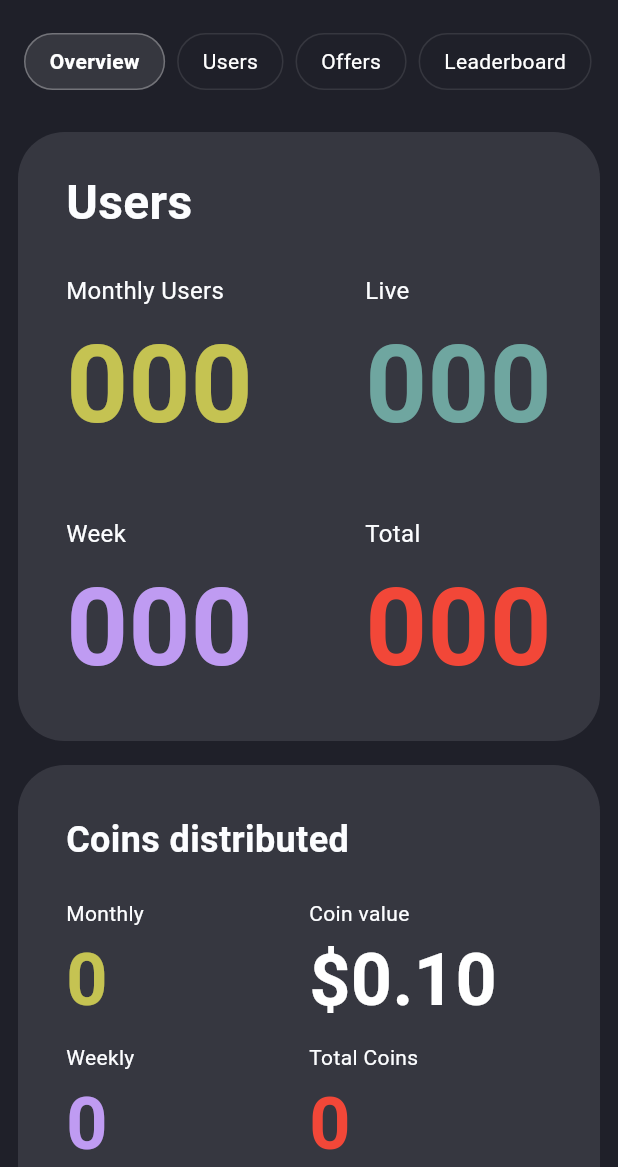
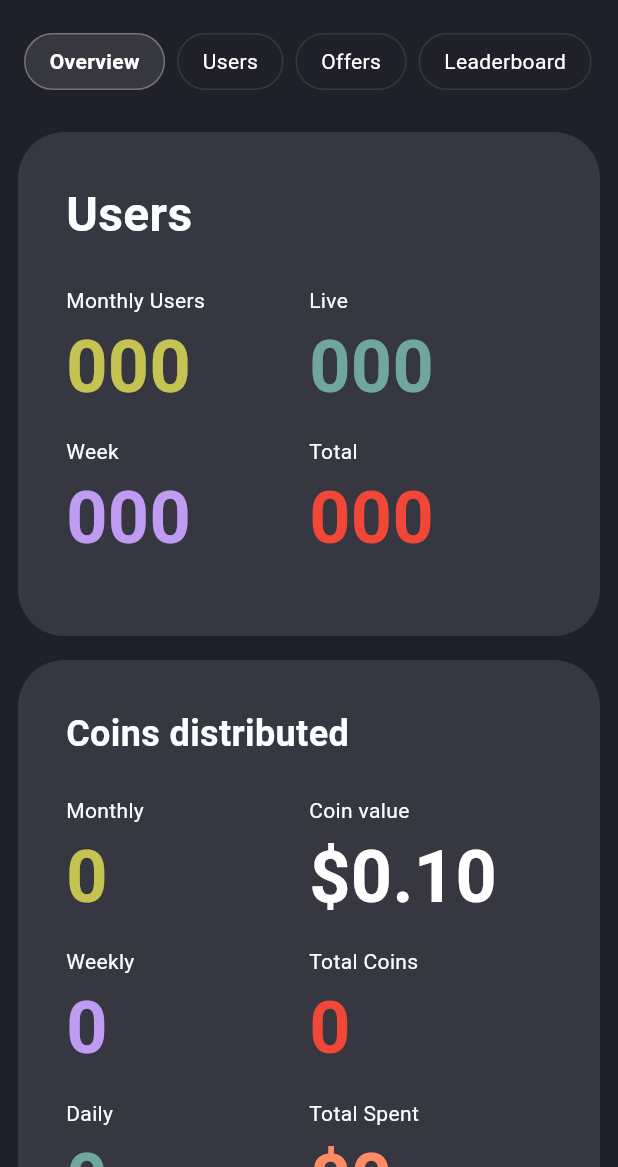
Before and after one commit to locofoStudio/locoDash, a Flutter app: the screen it shows after launch, on a phone screen of 412 x 824 dp, the part 69-1236 px from its top. Run offline on Flutter 3.47's test engine with Material 3 defaults, Android fonts, the phone set to English and light mode, and no system bars; our stand-ins replace cached_network_image, cloud_firestore, firebase_auth, firebase_core, google_fonts; missing offline and left inert: dart:html; accounts and stored records are empty; Roboto replaces fonts that are missing (Roboto Flex); project files that could hold a hidden picture were left out.

Commit message:
Improve UI spacing and consistency across widgets

```diff
--- a/lib/custom_code/widgets/venue_activity_chart_widget.dart
+++ b/lib/custom_code/widgets/venue_activity_chart_widget.dart
@@ -371,14 +371,14 @@ class _VenueActivityChartWidgetState extends State<VenueActivityChartWidget> {
         borderRadius: BorderRadius.circular(31.0),
       ),
       child: Padding(
-        padding: EdgeInsetsDirectional.fromSTEB(32.0, 33.0, 32.0, 32.0),
+        padding: EdgeInsetsDirectional.fromSTEB(32.0, 32.0, 32.0, 32.0),
         child: Column(
           mainAxisSize: MainAxisSize.min,
           crossAxisAlignment: CrossAxisAlignment.start,
           children: [
             // Title
             Padding(
-              padding: EdgeInsetsDirectional.fromSTEB(0.0, 0.0, 0.0, 22.0),
+              padding: EdgeInsetsDirectional.fromSTEB(0.0, 0.0, 0.0, 24.0),
               child: Text(
                 'Activity',
                 style: TextStyle(
--- a/lib/custom_code/widgets/venue_clients_widget.dart
+++ b/lib/custom_code/widgets/venue_clients_widget.dart
@@ -23,6 +23,7 @@ class VenueClientsWidget extends StatefulWidget {
     this.textColor = const Color(0xFFFCFDFF),
     this.sessionsColor = const Color(0xFF6FA6A0),
     this.showPreviewData = false,
+    this.onNavigateToUsersTab,
   });
 
   final String venueId;
@@ -32,6 +33,7 @@ class VenueClientsWidget extends StatefulWidget {
   final Color textColor;
   final Color sessionsColor;
   final bool showPreviewData;
+  final VoidCallback? onNavigateToUsersTab;
 
   @override
   _VenueClientsWidgetState createState() => _VenueClientsWidgetState();
@@ -275,14 +277,14 @@ class _VenueClientsWidgetState extends State<VenueClientsWidget> {
         borderRadius: BorderRadius.circular(31.0),
       ),
       child: Padding(
-        padding: EdgeInsetsDirectional.fromSTEB(32.0, 33.0, 32.0, 32.0),
+        padding: EdgeInsetsDirectional.fromSTEB(32.0, 32.0, 32.0, 32.0),
         child: Column(
           mainAxisSize: MainAxisSize.min,
           crossAxisAlignment: CrossAxisAlignment.start,
           children: [
             // Title
             Padding(
-              padding: EdgeInsetsDirectional.fromSTEB(0.0, 0.0, 0.0, 22.0),
+              padding: EdgeInsetsDirectional.fromSTEB(0.0, 0.0, 0.0, 24.0),
               child: Text(
                 'Clients',
                 style: TextStyle(
@@ -319,7 +321,7 @@ class _VenueClientsWidgetState extends State<VenueClientsWidget> {
               ],
             ),
 
-            SizedBox(height: 16),
+            SizedBox(height: 12),
 
             // Client list
             if (_isLoading)
@@ -407,7 +409,7 @@ class _VenueClientsWidgetState extends State<VenueClientsWidget> {
               ),
 
             // Fixed height spacer
-            SizedBox(height: 20),
+            SizedBox(height: 12),
 
             // Load more button
             Center(
@@ -421,14 +423,13 @@ class _VenueClientsWidgetState extends State<VenueClientsWidget> {
                 ),
                 child: TextButton(
                   onPressed: () {
-                    // Navigate to users page
-                    try {
-                      Navigator.of(context).pushNamed('UsersPageMobile');
-                    } catch (e) {
-                      print('Navigation error: $e');
-                      // Fallback option
+                    // Navigate to users tab using the callback
+                    if (widget.onNavigateToUsersTab != null) {
+                      widget.onNavigateToUsersTab!();
+                    } else {
+                      // Fallback message if callback not provided
                       ScaffoldMessenger.of(context).showSnackBar(
-                        SnackBar(content: Text('Users page coming soon')),
+                        SnackBar(content: Text('Users tab navigation not available')),
                       );
                     }
                   },
--- a/lib/custom_code/widgets/venue_coins_metrics_widget.dart
+++ b/lib/custom_code/widgets/venue_coins_metrics_widget.dart
@@ -223,14 +223,14 @@ class _VenueCoinsMetricsWidgetState extends State<VenueCoinsMetricsWidget> {
         borderRadius: BorderRadius.circular(31.0),
       ),
       child: Padding(
-        padding: EdgeInsetsDirectional.fromSTEB(32.0, 33.0, 32.0, 32.0),
+        padding: EdgeInsetsDirectional.fromSTEB(32.0, 32.0, 32.0, 32.0),
         child: Column(
           mainAxisSize: MainAxisSize.min,
           crossAxisAlignment: CrossAxisAlignment.start,
           children: [
             // Title
             Padding(
-              padding: EdgeInsetsDirectional.fromSTEB(0.0, 0.0, 0.0, 22.0),
+              padding: EdgeInsetsDirectional.fromSTEB(0.0, 0.0, 0.0, 24.0),
               child: Text(
                 'Coins distributed',
                 style: TextStyle(
@@ -314,13 +314,13 @@ class _VenueCoinsMetricsWidgetState extends State<VenueCoinsMetricsWidget> {
   Widget _buildMetricSection(String label, String value, Color valueColor) {
     if (_isLoading) {
       return Padding(
-        padding: EdgeInsetsDirectional.fromSTEB(0.0, 0.0, 0.0, 7.0),
+        padding: EdgeInsetsDirectional.fromSTEB(0.0, 0.0, 0.0, 12.0),
         child: Center(child: CircularProgressIndicator()),
       );
     }
 
     return Padding(
-      padding: EdgeInsetsDirectional.fromSTEB(0.0, 0.0, 0.0, 7.0),
+      padding: EdgeInsetsDirectional.fromSTEB(0.0, 0.0, 0.0, 12.0),
       child: Column(
         mainAxisSize: MainAxisSize.min,
         crossAxisAlignment: CrossAxisAlignment.start,
--- a/lib/custom_code/widgets/venue_stats_widget.dart
+++ b/lib/custom_code/widgets/venue_stats_widget.dart
@@ -196,14 +196,14 @@ class _VenueStatsWidgetState extends State<VenueStatsWidget> {
         borderRadius: BorderRadius.circular(31.0),
       ),
       child: Padding(
-        padding: EdgeInsetsDirectional.fromSTEB(32.0, 33.0, 32.0, 32.0),
+        padding: EdgeInsetsDirectional.fromSTEB(32.0, 32.0, 32.0, 32.0),
         child: Column(
           mainAxisSize: MainAxisSize.min,
           crossAxisAlignment: CrossAxisAlignment.start,
           children: [
             // Title
             Padding(
-              padding: EdgeInsetsDirectional.fromSTEB(0.0, 0.0, 0.0, 22.0),
+              padding: EdgeInsetsDirectional.fromSTEB(0.0, 0.0, 0.0, 24.0),
               child: Text(
                 'Venue Stats',
                 style: TextStyle(
@@ -222,11 +222,11 @@ class _VenueStatsWidgetState extends State<VenueStatsWidget> {
               Column(
                 children: [
                   _buildStatRow('Total Sessions', _metricsData['totalSessions'].toString()),
-                  SizedBox(height: 20),
+                  SizedBox(height: 12),
                   _buildStatRow('Total Coins', _metricsData['totalCoins'].toString()),
-                  SizedBox(height: 20),
+                  SizedBox(height: 12),
                   _buildStatRow('Avg. High Score', _metricsData['avgHighScore'].toString()),
-                  SizedBox(height: 20),
+                  SizedBox(height: 12),
                   _buildStatRow('Unique Players', _metricsData['uniquePlayers'].toString()),
                 ],
               ),
--- a/lib/custom_code/widgets/venue_user_metrics_widget.dart
+++ b/lib/custom_code/widgets/venue_user_metrics_widget.dart
@@ -192,7 +192,7 @@ class _VenueUserMetricsWidgetState extends State<VenueUserMetricsWidget> {
         borderRadius: BorderRadius.circular(31.0),
       ),
       child: Padding(
-        padding: EdgeInsetsDirectional.fromSTEB(32.0, 24.0, 32.0, 24.0),
+        padding: EdgeInsetsDirectional.fromSTEB(32.0, 32.0, 32.0, 32.0),
         child: Column(
           mainAxisSize: MainAxisSize.min,
           crossAxisAlignment: CrossAxisAlignment.start,
@@ -211,121 +211,52 @@ class _VenueUserMetricsWidgetState extends State<VenueUserMetricsWidget> {
               ),
             ),
 
-            // 2x2 Grid layout for metrics
+            // Two-column layout for metrics
             Row(
-              mainAxisAlignment: MainAxisAlignment.spaceBetween,
               crossAxisAlignment: CrossAxisAlignment.start,
               children: [
-                // Left column (Monthly and Week)
-                Column(
+                // Left column
+                Expanded(
+                  child: Column(
                     crossAxisAlignment: CrossAxisAlignment.start,
                     children: [
-                    // Monthly
-                    Column(
-                      crossAxisAlignment: CrossAxisAlignment.start,
-                      children: [
-                        Text(
+                      // Monthly section
+                      _buildMetricSection(
                         'Monthly Users',
-                          style: TextStyle(
-                            fontFamily: 'Roboto Flex',
-                            color: widget.textColor,
-                            fontSize: 16,
+                        _isLoading ? '000' : _userMetrics['monthly'].toString().padLeft(3, '0'),
+                        widget.monthlyColor,
                       ),
-                        ),
-                        Text(
-                          _isLoading ? '000' : _userMetrics['monthly'].toString().padLeft(3, '0'),
-                          style: TextStyle(
-                            fontFamily: 'Roboto Flex',
-                            color: widget.monthlyColor,
-                            fontSize: 72.0,
-                            fontWeight: FontWeight.bold,
-                          ),
+
+                      // Weekly section
+                      _buildMetricSection(
+                        'Week',
+                        _isLoading ? '000' : _userMetrics['weekly'].toString().padLeft(3, '0'),
+                        widget.weeklyColor,
                       ),
                     ],
                   ),
+                ),
 
-                    SizedBox(height: 36),
-
-                    // Week
-                    Column(
+                // Right column
+                Expanded(
+                  child: Column(
                     crossAxisAlignment: CrossAxisAlignment.start,
                     children: [
-                        Text(
-                          'Week',
-                          style: TextStyle(
-                            fontFamily: 'Roboto Flex',
-                            color: widget.textColor,
-                            fontSize: 16,
+                      // Live section
+                      _buildMetricSection(
+                        'Live',
+                        _isLoading ? '000' : _userMetrics['daily'].toString().padLeft(3, '0'),
+                        widget.dailyColor,
                       ),
-                        ),
-                        Text(
-                          _isLoading ? '000' : _userMetrics['weekly'].toString().padLeft(3, '0'),
-                          style: TextStyle(
-                            fontFamily: 'Roboto Flex',
-                            color: widget.weeklyColor,
-                            fontSize: 72.0,
-                            fontWeight: FontWeight.bold,
-                          ),
+
+                      // Total section
+                      _buildMetricSection(
+                        'Total',
+                        _isLoading ? '000' : _userMetrics['total'].toString().padLeft(3, '0'),
+                        widget.totalColor,
                       ),
                     ],
                   ),
-                  ],
-                ),
-
-                // Right column (Live and Total)
-                Column(
-                  crossAxisAlignment: CrossAxisAlignment.start,
-                  children: [
-                    // Live
-                    Column(
-                      crossAxisAlignment: CrossAxisAlignment.start,
-                      children: [
-                        Text(
-                          'Live',
-                          style: TextStyle(
-                            fontFamily: 'Roboto Flex',
-                            color: widget.textColor,
-                            fontSize: 16,
-                          ),
-                        ),
-                        Text(
-                          _isLoading ? '000' : _userMetrics['daily'].toString().padLeft(3, '0'),
-                          style: TextStyle(
-                            fontFamily: 'Roboto Flex',
-                            color: widget.dailyColor,
-                            fontSize: 72.0,
-                            fontWeight: FontWeight.bold,
-                          ),
-                        ),
-                      ],
-                    ),
-
-                    SizedBox(height: 36),
-
-                    // Total
-                    Column(
-                      crossAxisAlignment: CrossAxisAlignment.start,
-                      children: [
-                        Text(
-                          'Total',
-                          style: TextStyle(
-                            fontFamily: 'Roboto Flex',
-                            color: widget.textColor,
-                            fontSize: 16,
-                          ),
-                        ),
-                        Text(
-                          _isLoading ? '000' : _userMetrics['total'].toString().padLeft(3, '0'),
-                          style: TextStyle(
-                            fontFamily: 'Roboto Flex',
-                            color: widget.totalColor,
-                            fontSize: 72.0,
-                            fontWeight: FontWeight.bold,
-                          ),
-                        ),
-                      ],
-                    ),
-                  ],
                 ),
               ],
             ),
@@ -334,4 +265,39 @@ class _VenueUserMetricsWidgetState extends State<VenueUserMetricsWidget> {
       ),
     );
   }
+
+  Widget _buildMetricSection(String label, String value, Color valueColor) {
+    if (_isLoading) {
+      return Padding(
+        padding: EdgeInsetsDirectional.fromSTEB(0.0, 0.0, 0.0, 12.0),
+        child: Center(child: CircularProgressIndicator()),
+      );
     }
+
+    return Padding(
+      padding: EdgeInsetsDirectional.fromSTEB(0.0, 0.0, 0.0, 12.0),
+      child: Column(
+        mainAxisSize: MainAxisSize.min,
+        crossAxisAlignment: CrossAxisAlignment.start,
+        children: [
+          Text(
+            label,
+            style: TextStyle(
+              fontFamily: 'Roboto Flex',
+              color: widget.textColor,
+            ),
+          ),
+          Text(
+            value,
+            style: TextStyle(
+              fontFamily: 'Roboto Flex',
+              color: valueColor,
+              fontSize: 48.0,
+              fontWeight: FontWeight.bold,
+            ),
+          ),
+        ],
+      ),
+    );
+  }
+}
--- a/lib/pages/landing_page_mobile.dart
+++ b/lib/pages/landing_page_mobile.dart
@@ -333,7 +333,12 @@ class _LandingPageMobileState extends State<LandingPageMobile> {
           SizedBox(height: 16),
           VenueClientsWidget(
             venueId: _selectedVenue ?? '',
-            showPreviewData: true, // Use preview data for reliable display
+            showPreviewData: false, // Use real data from Firebase
+            onNavigateToUsersTab: () {
+              setState(() {
+                _selectedIndex = 1; // Navigate to Users tab
+              });
+            },
           ),
         ],
       ),
```
Lines whose indentation alone changed are shown as unchanged.
